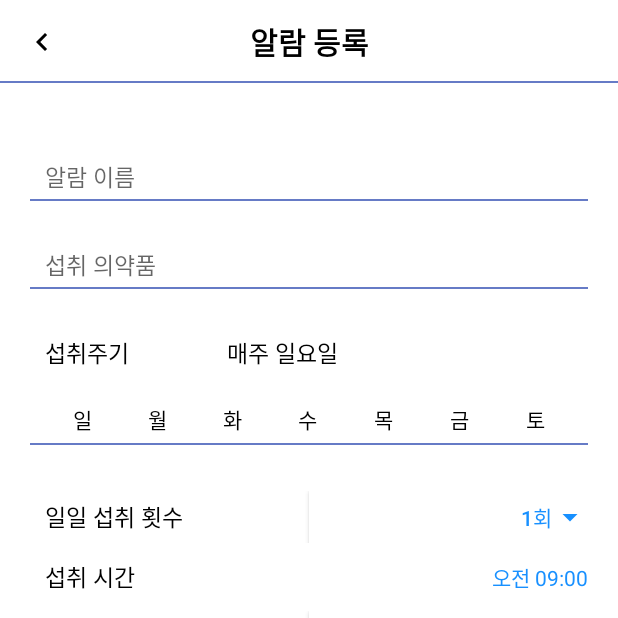
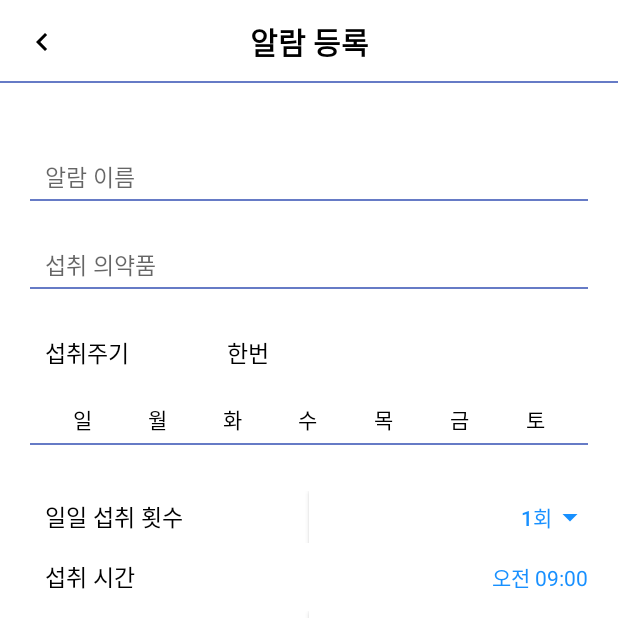
Before and after one commit to kimbongjune/druginfo, an Android app: the fragment AlarmCreateFragment shown on its own in the app's theme, on a phone screen of 412 x 824 dp, the top half of it. Run offline under Robolectric (Android 15) with nearby library versions, the phone set to English and light mode, and no system bars.

Commit message:
alarm date interaction to textView create alarm_list_item

```diff
--- a/app/src/main/res/layout/fragment_alarm_create.xml
+++ b/app/src/main/res/layout/fragment_alarm_create.xml
@@ -110,7 +110,7 @@
                     android:layout_height="match_parent"
                     android:layout_marginTop="30dp"
                     android:layout_marginEnd="20dp"
-                    android:text="매주 일요일"
+                    android:text="한번"
                     android:textColor="@color/black"
                     android:textSize="15sp"
                     app:layout_constraintStart_toEndOf="@+id/tv_eat_drug_cycle"
@@ -130,7 +130,7 @@
                 app:layout_constraintEnd_toEndOf="parent"
                 app:layout_constraintTop_toBottomOf="@+id/cl_eat_drug_layout">
 
-                <RadioGroup
+                <LinearLayout
                     android:id="@+id/rg_choose_date"
                     android:layout_width="match_parent"
                     android:layout_height="match_parent"
@@ -140,7 +140,7 @@
                     android:paddingRight="20dp">
 
                     <CheckBox
-                        android:id="@+id/rb_alarm_sunday"
+                        android:id="@+id/cb_alarm_sunday"
                         android:layout_width="30dp"
                         android:layout_height="30dp"
                         android:background="@drawable/selector_radio_round_button"
@@ -157,7 +157,7 @@
                         android:layout_weight="1"/>
 
                     <CheckBox
-                        android:id="@+id/rb_alarm_monday"
+                        android:id="@+id/cb_alarm_monday"
                         android:layout_width="30dp"
                         android:layout_height="30dp"
                         android:background="@drawable/selector_radio_round_button"
@@ -174,7 +174,7 @@
                         android:layout_weight="1"/>
 
                     <CheckBox
-                        android:id="@+id/rb_alarm_tuesday"
+                        android:id="@+id/cb_alarm_tuesday"
                         android:layout_width="30dp"
                         android:layout_height="30dp"
                         android:background="@drawable/selector_radio_round_button"
@@ -191,7 +191,7 @@
                         android:layout_weight="1"/>
 
                     <CheckBox
-                        android:id="@+id/rb_alarm_wednesday"
+                        android:id="@+id/cb_alarm_wednesday"
                         android:layout_width="30dp"
                         android:layout_height="30dp"
                         android:background="@drawable/selector_radio_round_button"
@@ -208,7 +208,7 @@
                         android:layout_weight="1"/>
 
                     <CheckBox
-                        android:id="@+id/rb_alarm_thursday"
+                        android:id="@+id/cb_alarm_thursday"
                         android:layout_width="30dp"
                         android:layout_height="30dp"
                         android:background="@drawable/selector_radio_round_button"
@@ -225,7 +225,7 @@
                         android:layout_weight="1"/>
 
                     <CheckBox
-                        android:id="@+id/rb_alarm_friday"
+                        android:id="@+id/cb_alarm_friday"
                         android:layout_width="30dp"
                         android:layout_height="30dp"
                         android:background="@drawable/selector_radio_round_button"
@@ -242,7 +242,7 @@
                         android:layout_weight="1"/>
 
                     <CheckBox
-                        android:id="@+id/rb_alarm_saturday"
+                        android:id="@+id/cb_alarm_saturday"
                         android:layout_width="30dp"
                         android:layout_height="30dp"
                         android:background="@drawable/selector_radio_round_button"
@@ -253,7 +253,7 @@
                         android:button="@null"
                         android:gravity="center"/>
 
-                </RadioGroup>
+                </LinearLayout>
 
             </androidx.constraintlayout.widget.ConstraintLayout>
 
@@ -302,6 +302,18 @@
 
 
             </androidx.constraintlayout.widget.ConstraintLayout>
+
+            <!--<androidx.recyclerview.widget.RecyclerView
+                android:id="@+id/rv_eat_drug_time_layout"
+                android:layout_width="match_parent"
+                android:layout_height="40dp"
+                android:layout_marginStart="20dp"
+                android:layout_marginEnd="20dp"
+                android:orientation="horizontal"
+                android:paddingBottom="5dp"
+                app:layout_constraintStart_toStartOf="parent"
+                app:layout_constraintEnd_toEndOf="parent"
+                app:layout_constraintTop_toBottomOf="@id/cl_eat_drug_count_layout"/>-->
 
             <androidx.constraintlayout.widget.ConstraintLayout
                 android:id="@+id/cl_eat_drug_time_layout"
```
Also changed, not shown: app/src/main/java/com/nocdu/druginformation/ui/view/AlarmCreateFragment.kt (+72 -10 lines), app/src/main/res/layout/alarm_list_item.xml (added, +43 -0 lines).
